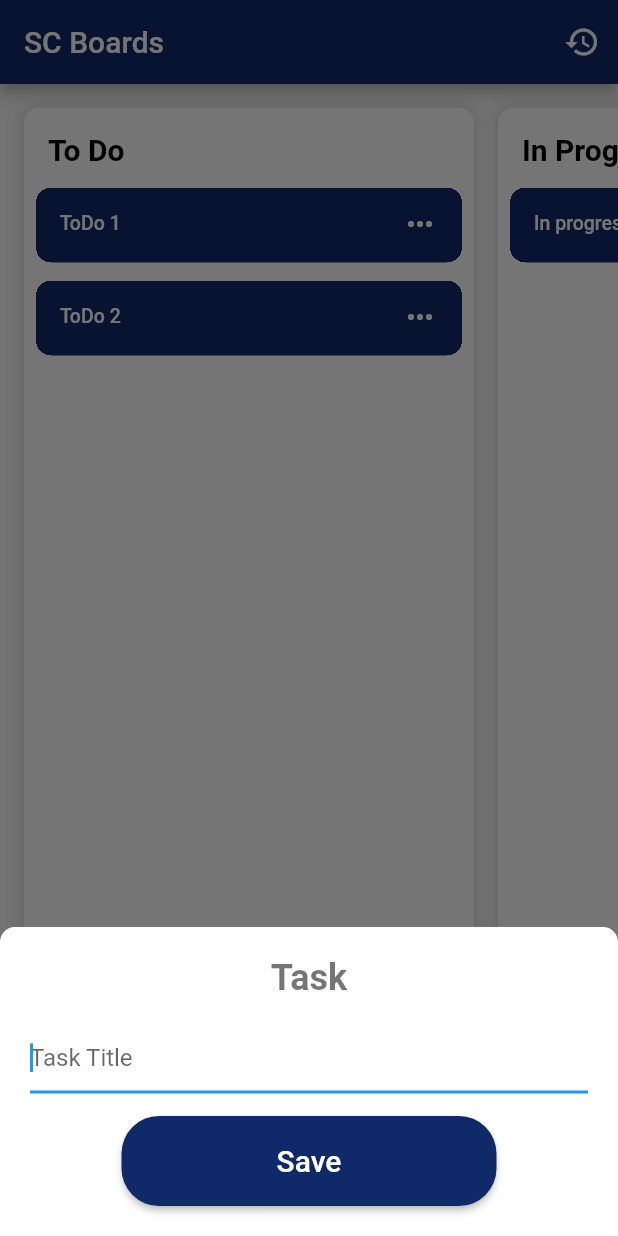
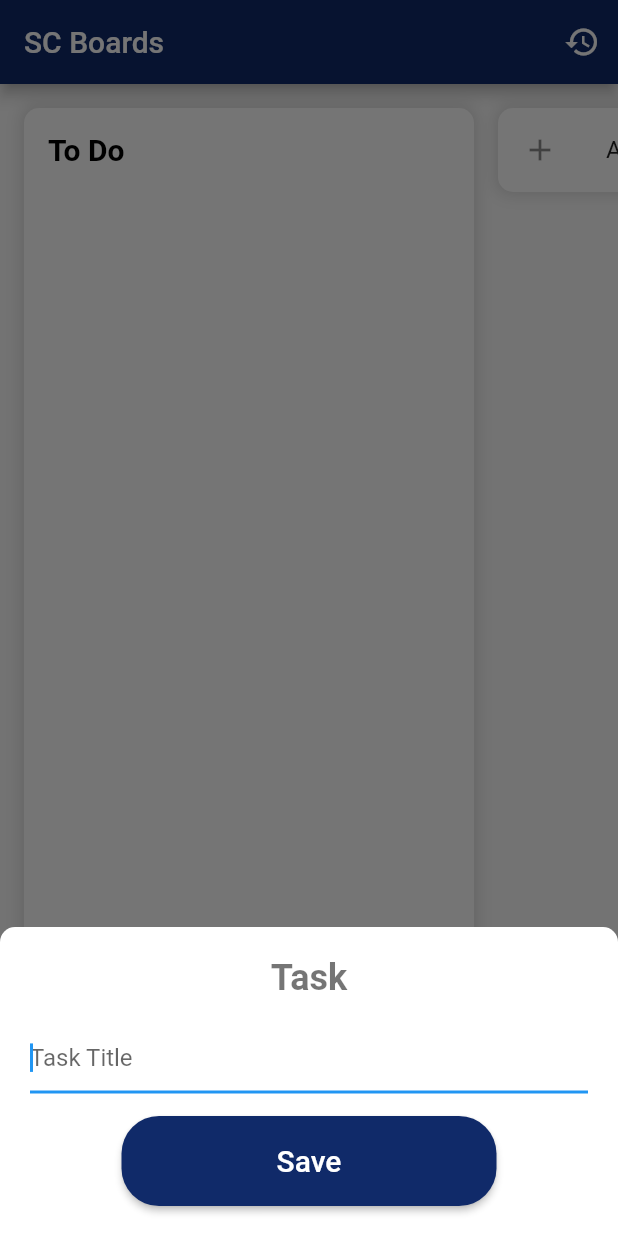
Before and after one commit to khaledmitkees/flutter-kanban-board, a Flutter app: the KanbanBlocPage screen opened directly, after a tap on "Add Task", on a phone screen of 412 x 824 dp. Run offline on Flutter 3.47's test engine with Material 2 defaults, Android fonts, the phone set to English and light mode, and no system bars; our stand-ins replace bloc, cloud_firestore, csv, equatable, firebase_analytics, firebase_auth and 7 more; accounts and stored records are empty; generated files the repository leaves out were written again.

Commit message:
-Adding start date /n -Updated Mock

```diff
--- a/lib/Widgets/board_widgets/kanban_board_card.dart
+++ b/lib/Widgets/board_widgets/kanban_board_card.dart
@@ -3,6 +3,7 @@ import 'package:flutter_kanban_board/Widgets/board_widgets/board_card.dart';
 import 'package:flutter_kanban_board/Widgets/board_widgets/task_card.dart';
 import 'package:flutter_kanban_board/modules/kanban_board/models/board_model.dart';
 import 'package:flutter_kanban_board/modules/kanban_board/models/task_data.dart';
+import 'package:flutter_gen/gen_l10n/app_localizations.dart';
 
 class KanbanBoardCard extends StatelessWidget {
   final Board boards;
@@ -31,6 +32,7 @@ class KanbanBoardCard extends StatelessWidget {
 
   @override
   Widget build(BuildContext context) {
+    final locale = AppLocalizations.of(context)!;
     return Stack(
       children: <Widget>[
         BoardCard(
@@ -41,7 +43,7 @@ class KanbanBoardCard extends StatelessWidget {
               children: <Widget>[
                 _buildTitleColumn(),
                 _buildListItemsColumn(),
-                _buildButtonNewTask(index),
+                _buildButtonNewTask(index, locale.add_task),
               ],
             ),
           ),
@@ -107,7 +109,7 @@ class KanbanBoardCard extends StatelessWidget {
     );
   }
 
-  Widget _buildButtonNewTask(int index) {
+  Widget _buildButtonNewTask(int index, String title) {
     return ListTile(
       dense: true,
       onTap: () {
@@ -118,8 +120,8 @@ class KanbanBoardCard extends StatelessWidget {
         color: Colors.black45,
         size: 24.0,
       ),
-      title: const Text(
-        'Add Task',
+      title: Text(
+        title,
         style: TextStyle(
           fontSize: 14,
           fontWeight: FontWeight.w600,
--- a/lib/l10n/app_de.arb
+++ b/lib/l10n/app_de.arb
@@ -8,5 +8,6 @@
   "sign_in": "Sign in",
   "sign_up": "Sign up",
   "sign_up_username_error": "Username not valid",
-  "sign_up_password_error": "password not valid"
+  "sign_up_password_error": "password not valid",
+  "add_task": "Add Task test"
 }
--- a/lib/l10n/app_en.arb
+++ b/lib/l10n/app_en.arb
@@ -8,5 +8,6 @@
   "sign_in": "Sign in",
   "sign_up": "Sign up",
   "sign_up_username_error": "Username not valid",
-  "sign_up_password_error": "password not valid"
+  "sign_up_password_error": "password not valid",
+  "add_task": "Add Task"
 }
--- a/lib/modules/completed_tasks/completed_tasks.dart
+++ b/lib/modules/completed_tasks/completed_tasks.dart
@@ -55,7 +55,8 @@ class completedTasksList extends StatelessWidget {
                           fontWeight: FontWeight.w700,
                         ),
                       ),
-                      trailing: Text(historyList[index].endDate ?? ''));
+                      trailing: Text(
+                          "${historyList[index].startDate ?? ''} - ${historyList[index].endDate ?? ''}"));
                 },
                 separatorBuilder: (_, __) => const Divider(),
                 itemCount: historyList.length,
--- a/lib/modules/kanban_board/bloc/kanban_board_bloc.dart
+++ b/lib/modules/kanban_board/bloc/kanban_board_bloc.dart
@@ -1,3 +1,4 @@
+import 'package:flutter_kanban_board/modules/completed_tasks/completed_tasks.dart';
 import 'package:flutter_kanban_board/modules/kanban_board/repos/kanban_repos.dart';
 import 'package:bloc/bloc.dart';
 import 'package:flutter_kanban_board/modules/kanban_board/models/board_model.dart';
@@ -68,7 +69,9 @@ class KanbanBloc extends Bloc<KanbanEvent, KanbanState> {
         );
       }, addTask: (column, title) {
         final updatedColumns = currentState.copyWith().boards;
-        updatedColumns[column].children.add(Task(title: title));
+        updatedColumns[column].children.add(Task(
+            title: title,
+            startDate: DateTime.now().string('dd/MM/yy - kk:mm')));
         final newState = state.copyWith(
             boards: List.of(updatedColumns), status: Status.loaded);
         emit(newState);
--- a/lib/modules/kanban_board/models/mock_model.dart
+++ b/lib/modules/kanban_board/models/mock_model.dart
@@ -6,24 +6,16 @@ class MockBoardsData {
     return List.from([
       Board(
         title: 'To Do',
-        children: [
-          Task(title: 'ToDo 1'),
-          Task(title: 'ToDo 2'),
-        ],
+        children: [],
       ),
-      Board(
-        title: 'In Progress',
-        children: [
-          Task(title: 'In progress 3'),
-        ],
-      ),
-      Board(
-        title: 'Done',
-        children: [
-          Task(title: 'Done 4'),
-          Task(title: 'Done 5'),
-        ],
-      ),
+      // Board(
+      //   title: 'In Progress',
+      //   children: [],
+      // ),
+      // Board(
+      //   title: 'Done',
+      //   children: [],
+      // ),
     ]);
   }
 }
```
Also changed, not shown: lib/Widgets/board_widgets/task_card.dart (+7 -1 lines), 1 other file.
